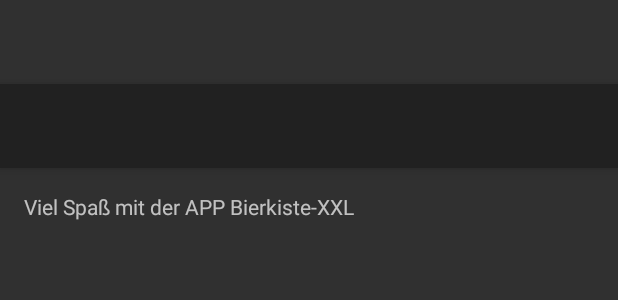
After one commit to blume12/bierflaschensammlung, an Android app: the layout activity_info.xml on its own in the app's theme, with its tools: preview values and no code run, on a phone screen of 412 x 824 dp. The commit adds this screen. Shown: the top 300 px of the screen. Run offline under Robolectric (Android 15) with nearby library versions, the phone set to English and light mode, and no system bars.

Commit message:
Bierkiste-XXL - Add info page and create a MenuMainActivity

```diff
--- /dev/null
+++ b/app/src/main/res/layout/activity_info.xml
@@ -0,0 +1,38 @@
+<?xml version="1.0" encoding="utf-8"?>
+<android.support.design.widget.CoordinatorLayout xmlns:android="http://schemas.android.com/apk/res/android"
+    xmlns:app="http://schemas.android.com/apk/res-auto"
+    xmlns:tools="http://schemas.android.com/tools"
+    android:layout_width="match_parent"
+    android:layout_height="match_parent"
+    android:fitsSystemWindows="true"
+    tools:context=".MainActivity">
+
+    <android.support.design.widget.AppBarLayout
+        android:layout_width="match_parent"
+        android:layout_height="wrap_content"
+        android:theme="@style/AppTheme.AppBarOverlay">
+
+        <android.support.v7.widget.Toolbar
+            android:id="@+id/toolbar"
+            android:layout_width="match_parent"
+            android:layout_height="?attr/actionBarSize"
+            android:background="?attr/colorPrimary"
+            app:popupTheme="@style/AppTheme.PopupOverlay" />
+
+    </android.support.design.widget.AppBarLayout>
+    <RelativeLayout xmlns:android="http://schemas.android.com/apk/res/android"
+        xmlns:tools="http://schemas.android.com/tools"
+        xmlns:app="http://schemas.android.com/apk/res-auto" android:layout_width="match_parent"
+        android:layout_height="match_parent" android:paddingLeft="@dimen/activity_horizontal_margin"
+        android:paddingRight="@dimen/activity_horizontal_margin"
+        android:paddingTop="@dimen/activity_vertical_margin"
+        android:paddingBottom="@dimen/activity_vertical_margin"
+        app:layout_behavior="@string/appbar_scrolling_view_behavior"
+        tools:showIn="@layout/activity_main" tools:context=".MainActivity">
+
+        <TextView
+            android:text="@string/info_text"
+            android:layout_width="fill_parent"
+            android:layout_height="fill_parent" />
+    </RelativeLayout>
+</android.support.design.widget.CoordinatorLayout>
--- a/app/src/main/res/values/strings.xml
+++ b/app/src/main/res/values/strings.xml
@@ -42,4 +42,7 @@
         <item id="brown">Pils</item>
         <item id="green">Hefeweizen</item>
     </string-array>
+    <string name="title_activity_info">Informationen</string>
+    <string name="info_text">Viel Spaß mit der APP Bierkiste-XXL</string>
+    <string name="title_activity_menu_main">MenuMainActivity</string>
 </resources>
```
Also changed, not shown: app/src/main/AndroidManifest.xml (+9 -0 lines), app/src/main/java/de/js/bierflaschensammlung/InfoActivity.java (added, +18 -0 lines), app/src/main/java/de/js/bierflaschensammlung/MainActivity.java (+2 -18 lines), app/src/main/java/de/js/bierflaschensammlung/MenuMainActivity.java (added, +62 -0 lines), app/src/main/java/de/js/bierflaschensammlung/SearchActivity.java (+2 -38 lines).
